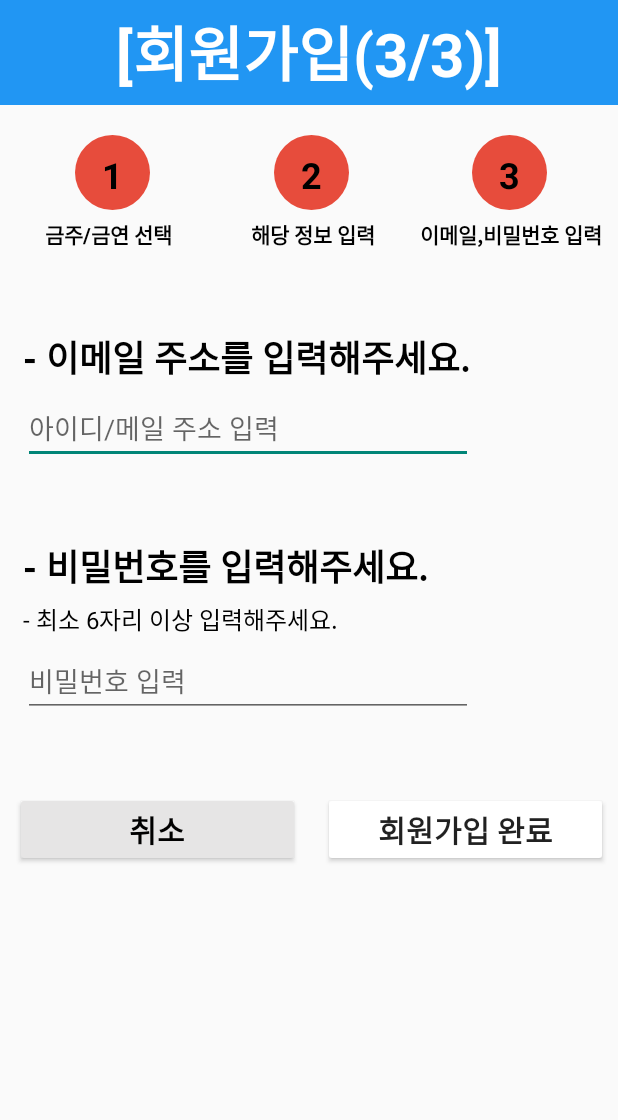
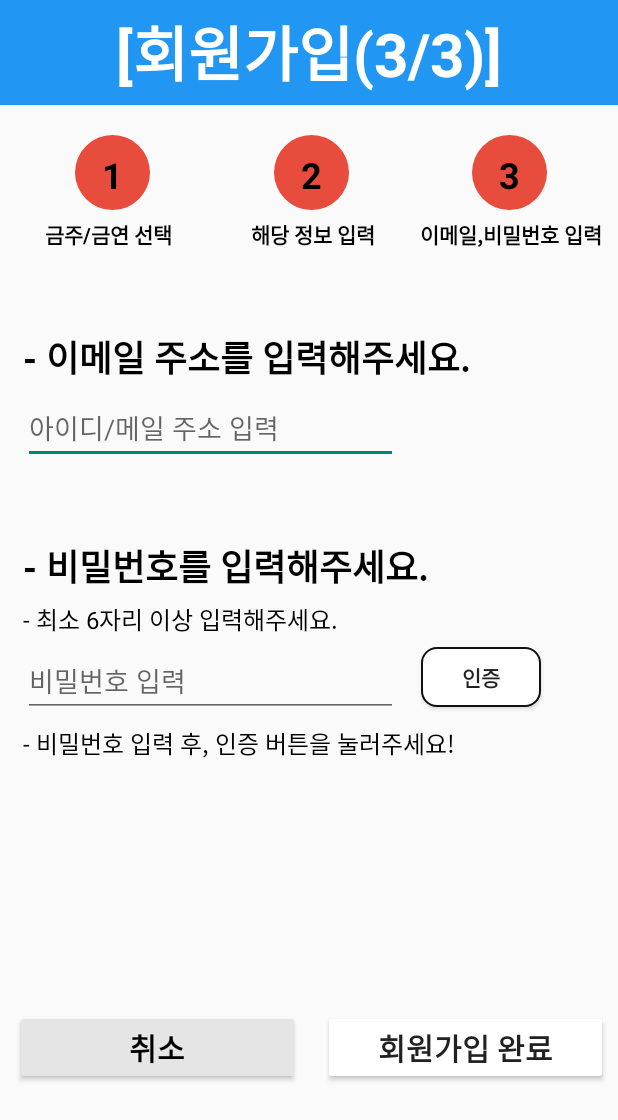
Before and after one commit to jjaehwi/Stopking_, an Android app: the RegisterDrinkEmail screen opened directly, with no data from a screen before it, on a phone screen of 412 x 824 dp. Shown: the top 1120 px of the screen. Run offline under Robolectric (Android 15) with nearby library versions, the light colour scheme and no system bars; our stand-ins replace Firebase (no records; nobody signed in at launch, a user with empty details on screens opened directly).

Commit message:
feat: 이메일 인증 기능 구현 refactor: 날짜 입력 시 날짜 보이도록 수정

```diff
--- a/app/src/main/java/com/sample/stopking_project/ChangeToDrink.java
+++ b/app/src/main/java/com/sample/stopking_project/ChangeToDrink.java
@@ -118,10 +118,14 @@ public class ChangeToDrink extends AppCompatActivity {
                         if(0<month && month<10){
                             getMonth = "0" + month;
                         } else getMonth = String.valueOf(month);
-                        if(0<day && month<10){
+                        if(0<day && day<10){
                             getDay = "0" + day;
                         } else getDay = String.valueOf(day);
                         selectDate = year + "/" + getMonth + "/" + getDay;
+                        if (selectDate != null)
+                        {
+                            mbtnDate.setText(selectDate);
+                        }
                     }
                 }, nYear, nMonth, nDay);
                 dpd.show();
--- a/app/src/main/java/com/sample/stopking_project/ChangeToSmoke.java
+++ b/app/src/main/java/com/sample/stopking_project/ChangeToSmoke.java
@@ -108,10 +108,14 @@ public class ChangeToSmoke extends AppCompatActivity {
                         if(0<month && month<10){
                             getMonth = "0" + month;
                         } else getMonth = String.valueOf(month);
-                        if(0<day && month<10){
+                        if(0<day && day<10){
                             getDay = "0" + day;
                         } else getDay = String.valueOf(day);
                         date = year + "/" + getMonth + "/" + getDay;
+                        if (date != null)
+                        {
+                            mbtnDate.setText(date);
+                        }
                     }
                 }, nYear, nMonth, nDay);
                 dpd.show();
--- a/app/src/main/java/com/sample/stopking_project/Drink_MainActivity.java
+++ b/app/src/main/java/com/sample/stopking_project/Drink_MainActivity.java
@@ -64,7 +64,7 @@ public class Drink_MainActivity extends AppCompatActivity {
 
     public static String caculateBank(int average_drink, int week_drink, int days) { // 절약 금액 계산
         int drink_price = 4500;
-        double week = Math.round((double)days / 7);
+        double week =Math.round((double)days / 7);
         double result = week * average_drink * week_drink * drink_price;
         DecimalFormat formatter = new DecimalFormat("###,###");  // 수에 콤마 넣기
         String result_str = formatter.format(result);
@@ -177,6 +177,7 @@ public class Drink_MainActivity extends AppCompatActivity {
         });
 
         dbReference.orderBy("stop_drink")
+                .whereNotEqualTo("stop_drink",null)
                 .get()
                 .addOnCompleteListener(new OnCompleteListener<QuerySnapshot>() {
                     @Override
--- a/app/src/main/java/com/sample/stopking_project/RegisterDrinkEmail.java
+++ b/app/src/main/java/com/sample/stopking_project/RegisterDrinkEmail.java
@@ -2,9 +2,11 @@ package com.sample.stopking_project;
 
 import android.content.Intent;
 import android.os.Bundle;
+import android.util.Log;
 import android.view.View;
 import android.widget.Button;
 import android.widget.EditText;
+import android.widget.TextView;
 import android.widget.Toast;
 
 import androidx.annotation.NonNull;
@@ -12,6 +14,7 @@ import androidx.appcompat.app.AppCompatActivity;
 
 import com.google.android.gms.tasks.OnCompleteListener;
 import com.google.android.gms.tasks.OnFailureListener;
+import com.google.android.gms.tasks.OnSuccessListener;
 import com.google.android.gms.tasks.Task;
 import com.google.firebase.auth.AuthResult;
 import com.google.firebase.auth.FirebaseAuth;
@@ -24,11 +27,15 @@ public class RegisterDrinkEmail extends AppCompatActivity {
     private FirebaseFirestore db = FirebaseFirestore.getInstance(); // 파이어스토어
     private FirebaseAuth mAuth;                                      // 파이어베이스 인증
     private EditText mEtEmail, mEtPwd;
+    private TextView checkEmail, completeEmail;
     private Button mbtnComplete;                                     // 회원가입 버튼
     private Button mbtnCancel;                                       // 뒤로가기 버튼
-    private FirebaseUser firebaseUser;
-    private String selectDate, getName;
+    private Button mbtnCheck;
+    private FirebaseUser fbUser;
+    private String selectDate, getName, intAvgDrink;
     private String avgDrink, weekDrink, drinkBank;
+    private String strEmail, strPwd;
+    private int weekBottle, loginFlag=0;
 
     @Override
     protected void onCreate(Bundle savedInstanceState) {
@@ -41,6 +48,9 @@ public class RegisterDrinkEmail extends AppCompatActivity {
         mEtPwd = findViewById(R.id.et_pwd);
         mbtnComplete = findViewById(R.id.btn_complete);
         mbtnCancel = findViewById(R.id.btn_cancel);
+        mbtnCheck = findViewById(R.id.button_checkEmail);
+        checkEmail = findViewById(R.id.tv_emailCheck);
+        completeEmail = findViewById(R.id.tv_completeEmail);
 
         Intent intent = getIntent(); //전달할 데이터를 받을 intent
         getName = intent.getStringExtra("name");        // 이름
@@ -50,16 +60,8 @@ public class RegisterDrinkEmail extends AppCompatActivity {
         drinkBank = intent.getStringExtra("drinkBank"); // 금주저금통
 
 
-        //취소 시 이전 회원가입 화면으로 다시 이동.
-        mbtnCancel.setOnClickListener(new View.OnClickListener() {
-            @Override
-            public void onClick(View view) {
-                finish();
-            }
-        });
-
-        //회원가입 완료 후 시작
-        mbtnComplete.setOnClickListener(new View.OnClickListener() {
+        // 이메일 인증
+        mbtnCheck.setOnClickListener(new View.OnClickListener() {
             @Override
             public void onClick(View view) {
                 if(mEtEmail.getText().toString().equals("") || mEtEmail.getText().toString() == null)
@@ -79,11 +81,11 @@ public class RegisterDrinkEmail extends AppCompatActivity {
                 }
                 else
                 {
-                    String strEmail = mEtEmail.getText().toString();
-                    String strPwd = mEtPwd.getText().toString();
+                    strEmail = mEtEmail.getText().toString();
+                    strPwd = mEtPwd.getText().toString();
                     // 일주일에 마시는 총 병수
-                    String intAvgDrink = avgDrink.replaceAll("[^0-9]", "");
-                    int weekBottle = Integer.parseInt(weekDrink) * Integer.parseInt(intAvgDrink);
+                    intAvgDrink = avgDrink.replaceAll("[^0-9]", "");
+                    weekBottle = Integer.parseInt(weekDrink) * Integer.parseInt(intAvgDrink);
 
                     mAuth.createUserWithEmailAndPassword(strEmail, strPwd).addOnCompleteListener(RegisterDrinkEmail.this, new OnCompleteListener<AuthResult>() {
                         @Override
@@ -91,19 +93,48 @@ public class RegisterDrinkEmail extends AppCompatActivity {
                             if (task.isSuccessful())
                             {
                                 //회원가입 성공
-                                firebaseUser = mAuth.getCurrentUser();
-                                mAuth.signOut();
+                                fbUser = mAuth.getCurrentUser();
 
-                                //로그인부터 액티비티 초기화 후 다시 시작
-                                Intent intent = new Intent(RegisterDrinkEmail.this, LoginActivity.class);
-                                intent.setFlags(Intent.FLAG_ACTIVITY_NEW_TASK | Intent.FLAG_ACTIVITY_CLEAR_TASK);
-                                startActivity(intent);
+                                //사용자 인증 메일 보내기
+                                fbUser.sendEmailVerification().addOnSuccessListener(new OnSuccessListener<Void>() {
+                                            @Override
+                                            public void onSuccess(Void unused) {
+                                                loginFlag=1;
+                                                //인증 메일이 성공적으로 보내진 경우.
+                                                Toast.makeText(RegisterDrinkEmail.this, "이메일을 성공적으로 전송하였습니다. 인증을 진행해주세요.", Toast.LENGTH_SHORT).show();
+                                                mbtnCheck.setText("진행중..");
+                                                checkEmail.setVisibility(View.VISIBLE);
+                                            }
+                                        })
+                                        .addOnFailureListener(new OnFailureListener() {
+                                            @Override
+                                            public void onFailure(@NonNull Exception e) {
+                                                Toast.makeText(RegisterDrinkEmail.this, "해당 이메일은 존재하지 않습니다. 다시 시도하세요.", Toast.LENGTH_SHORT).show();
+                                            }
+                                        });
                             }
                             else { // 회원가입 실패한 경우
+                                if (loginFlag < 1)
                                     Toast.makeText(RegisterDrinkEmail.this, "다른 아이디로 회원가입을 진행해주세요.", Toast.LENGTH_SHORT).show();
                             }
                         }
                     });
+
+                    if (loginFlag == 1)
+                    {
+                        mAuth.signInWithEmailAndPassword(strEmail, strPwd).addOnCompleteListener(new OnCompleteListener<AuthResult>() {
+                            @Override
+                            public void onComplete(@NonNull Task<AuthResult> task) {
+                                if (task.isSuccessful())
+                                {
+                                    //인증 성공인지 check
+                                    if (fbUser.isEmailVerified())
+                                    {
+                                        loginFlag =2;
+                                        completeEmail.setVisibility(View.VISIBLE);
+                                        //이메일 인증되었을 때
+                                        mbtnCheck.setText("완료");
+                                        Toast.makeText(RegisterDrinkEmail.this, "이메일 인증 성공!", Toast.LENGTH_SHORT).show();
 
                                         HashMap<Object, Object> user = new HashMap<>();
                                         user.put("email", strEmail);
@@ -126,18 +157,57 @@ public class RegisterDrinkEmail extends AppCompatActivity {
                                                     @Override
                                                     public void onComplete(@NonNull Task<Void> task) {
                                                         //사용자 정보 파이어베이스에 넣기 성공
-                                    Toast.makeText(RegisterDrinkEmail.this, "회원가입에 성공하였습니다.", Toast.LENGTH_SHORT).show();
+                                                        Log.d("CHECKDB", "db 데이터 넣기"+ "성공");
                                                     }
                                                 })
                                                 .addOnFailureListener(new OnFailureListener() {
                                                     @Override
                                                     public void onFailure(@NonNull Exception e) {
                                                         //사용자 정보 파이어베이스에 넣기 실패 시
-                                    Toast.makeText(RegisterDrinkEmail.this, "회원가입에 실패하였습니다.", Toast.LENGTH_SHORT).show();
+                                                        Log.d("CHECKDB", "db 데이터 넣기"+ "실패");
                                                     }
                                                 });
+                                    }
+                                    else
+                                    {
+                                        Toast.makeText(RegisterDrinkEmail.this, "이메일 인증을 해주세요.", Toast.LENGTH_SHORT).show();
+                                    }
                                 }
                             }
                         });
                     }
                 }
+            }
+        });
+
+
+        //취소 시 이전 회원가입 화면으로 다시 이동.
+        mbtnCancel.setOnClickListener(new View.OnClickListener() {
+            @Override
+            public void onClick(View view) {
+                finish();
+            }
+        });
+
+        //회원가입 완료 후 시작
+        mbtnComplete.setOnClickListener(new View.OnClickListener() {
+            @Override
+            public void onClick(View view) {
+                if (loginFlag == 2)
+                {
+                    mAuth.signOut();
+
+                    //로그인부터 액티비티 초기화 후 다시 시작
+                    Intent intent = new Intent(RegisterDrinkEmail.this, LoginActivity.class);
+                    intent.setFlags(Intent.FLAG_ACTIVITY_NEW_TASK | Intent.FLAG_ACTIVITY_CLEAR_TASK);
+                    startActivity(intent);
+                    Toast.makeText(RegisterDrinkEmail.this, "회원가입에 성공하였습니다.", Toast.LENGTH_SHORT).show();
+                }
+                else
+                {
+                    Toast.makeText(RegisterDrinkEmail.this, "이메일 인증을 진행해주세요!", Toast.LENGTH_SHORT).show();
+                }
+            }
+        });
+    }
+}
--- a/app/src/main/java/com/sample/stopking_project/SettingActivity.java
+++ b/app/src/main/java/com/sample/stopking_project/SettingActivity.java
@@ -127,7 +127,11 @@ public class SettingActivity extends AppCompatActivity {
                 else
                 {
                     builder.setTitle("주의");
-                    builder.setMessage("정말 변경하시겠습니까?");
+                    if ((task.getResult().getString("flag")).compareTo("drink") == 0)
+                        builder.setMessage("금주에서 금연테마로 변경하시겠습니까?");
+                    else if ((task.getResult().getString("flag")).compareTo("smoke") == 0)
+                        builder.setMessage("금연에서 금주테마로 변경하시겠습니까?");
+
                     builder.setIcon(R.drawable.caution);
 
                     builder.setPositiveButton("예", new DialogInterface.OnClickListener() {
--- /dev/null
+++ b/app/src/main/res/drawable/auth.xml
@@ -0,0 +1,14 @@
+<?xml version="1.0" encoding="utf-8"?>
+<shape xmlns:android="http://schemas.android.com/apk/res/android">
+
+    <solid android:color="#fff" />
+
+    <stroke
+        android:width="1dp"
+        android:color="#111" />
+    <corners
+        android:topLeftRadius="10dp"
+        android:topRightRadius="10dp"
+        android:bottomLeftRadius="10dp"
+        android:bottomRightRadius="10dp"  />
+</shape>
--- a/app/src/main/res/layout/activity_register_email.xml
+++ b/app/src/main/res/layout/activity_register_email.xml
@@ -115,9 +115,11 @@
         android:layout_marginTop="50dp"
         android:textSize="24dp"/>
 
+
+
     <EditText
         android:id="@+id/et_email"
-        android:layout_width="300dp"
+        android:layout_width="250dp"
         android:layout_height="wrap_content"
         android:layout_marginTop="5dp"
         android:layout_marginLeft="15dp"
@@ -143,14 +145,63 @@
         android:textSize="16dp"
         android:textColor="@color/black"/>
 
+    <LinearLayout
+        android:layout_width="match_parent"
+        android:layout_height="wrap_content"
+        android:orientation="horizontal">
+
     <EditText
         android:id="@+id/et_pwd"
-        android:layout_width="300dp"
+        android:layout_width="250dp"
         android:layout_height="wrap_content"
         android:layout_marginTop="5dp"
         android:layout_marginLeft="15dp"
         android:hint="비밀번호 입력"
         android:inputType="textPassword"/>
+
+    <Button
+        android:id="@+id/button_checkEmail"
+        android:layout_width="80dp"
+        android:layout_height="40dp"
+        android:layout_gravity="center"
+        android:layout_marginLeft="15dp"
+        android:background="@drawable/auth"
+        android:text="인증"
+        android:textStyle="bold" />
+    </LinearLayout>
+
+    <TextView
+        android:layout_width="match_parent"
+        android:layout_height="wrap_content"
+        android:layout_marginLeft="15dp"
+        android:layout_marginTop="5dp"
+        android:text="- 비밀번호 입력 후, 인증 버튼을 눌러주세요!"
+        android:textSize="16dp"
+        android:textColor="@color/black"/>
+
+    <TextView
+        android:id="@+id/tv_emailCheck"
+        android:layout_width="match_parent"
+        android:layout_height="wrap_content"
+        android:layout_marginLeft="15dp"
+        android:layout_marginTop="10dp"
+        android:visibility="invisible"
+        android:text="- 이메일 인증을 완료하였다면, \n  진행중 버튼을 한 번 더 클릭해주세요!"
+        android:textSize="16dp"
+        android:textColor="@color/black"/>
+
+    <TextView
+        android:id="@+id/tv_completeEmail"
+        android:layout_width="match_parent"
+        android:layout_height="wrap_content"
+        android:layout_marginLeft="15dp"
+        android:layout_marginTop="10dp"
+        android:text="- 이메일 인증이 완료되었어요! \n  회원가입 완료를 눌러주세요!"
+        android:textColor="#2196F3"
+        android:textStyle="bold"
+        android:textSize="16dp"
+        android:visibility="invisible" />
+
 
     <LinearLayout
         android:layout_width="match_parent"
```
Also changed, not shown: app/src/main/java/com/sample/stopking_project/MyInfoActivity.java (+29 -21 lines), app/src/main/java/com/sample/stopking_project/RegisterActivity.java (+10 -2 lines), app/src/main/java/com/sample/stopking_project/RegisterSmokeEmail.java (+91 -24 lines), app/src/main/java/com/sample/stopking_project/Smoke_MainActivity.java (+9 -3 lines), app/src/main/res/layout/activity_drink_statistics.xml (+13 -0 lines), app/src/main/res/layout/activity_register_smoke_email.xml (+50 -2 lines). Lines whose indentation alone changed are shown as unchanged.
